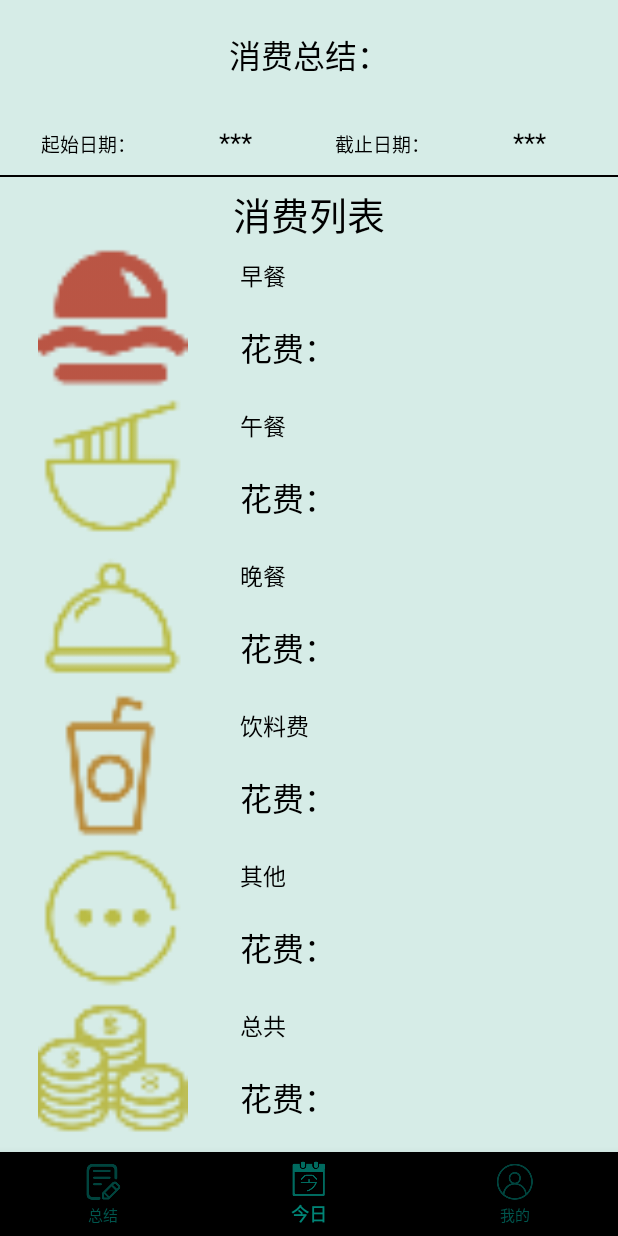
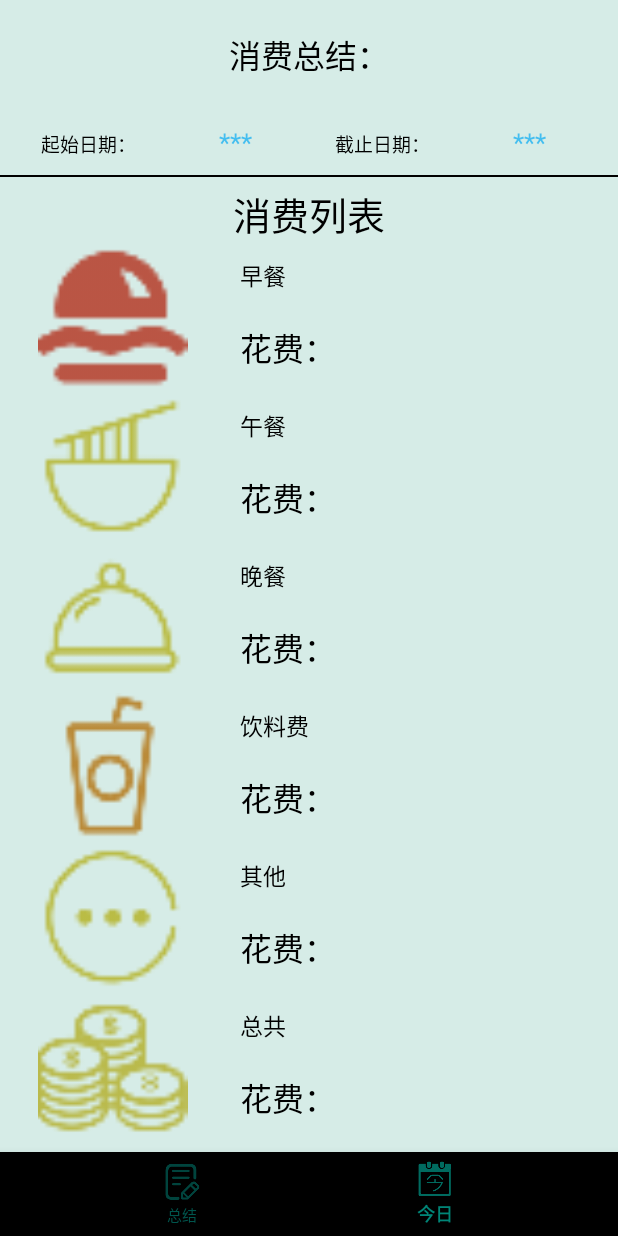
Before and after one commit to fcy354268003/my_account_book, an Android app: the fragment summaryFragment placed in its activity, on a phone screen of 412 x 824 dp. Run offline under Robolectric (Android 15) with nearby library versions, the phone set to English and light mode, and no system bars; libraries missing offline, so code that uses them is left out: com.scwang.smartrefresh, org.litepal, org.litepal.crud; 4 statements that could not run were skipped.

Commit message:
git 测试

```diff
--- a/app/src/main/AndroidManifest.xml
+++ b/app/src/main/AndroidManifest.xml
@@ -6,7 +6,7 @@
         android:name="org.litepal.LitePalApplication"
         android:allowBackup="true"
         android:icon="@mipmap/ic_launcher_round"
-        android:label="我的帐本"
+        android:label="@string/app_name"
         android:roundIcon="@mipmap/ic_launcher_round"
         android:supportsRtl="true"
         android:theme="@style/Theme.AppCompat.Light.NoActionBar">
--- a/app/src/main/java/com/example/my_account_book/ContainerActivity.java
+++ b/app/src/main/java/com/example/my_account_book/ContainerActivity.java
@@ -15,7 +15,7 @@ import com.google.android.material.bottomnavigation.BottomNavigationView;
 
 public class ContainerActivity extends AppCompatActivity {
     private BottomNavigationView bottomNavigationView;
-    private Fragment[] fragment = new Fragment[]{new summaryFragment(), new TodayFragment(), new mineFragment(),};
+    private Fragment[] fragment = new Fragment[]{new summaryFragment(), new TodayFragment()};
     private Fragment currentFragment;
     public static String time;
     @Override
@@ -30,9 +30,7 @@ public class ContainerActivity extends AppCompatActivity {
 
     private void initController() {
         bottomNavigationView = findViewById(R.id.bottom_menu);
-        bottomNavigationView.setOnNavigationItemSelectedListener(new BottomNavigationView.OnNavigationItemSelectedListener() {
-            @Override
-            public boolean onNavigationItemSelected(@NonNull MenuItem menuItem) {
+        bottomNavigationView.setOnNavigationItemSelectedListener(menuItem -> {
             switch (menuItem.getItemId()) {
                 case R.id.summary:
                     currentFragment = fragment[0];
@@ -40,13 +38,10 @@ public class ContainerActivity extends AppCompatActivity {
                 case R.id.today:
                     currentFragment = fragment[1];
                     break;
-                    case R.id.mine:
-                        currentFragment = fragment[2];
-                        break;
+                default:
             }
             getSupportFragmentManager().beginTransaction().replace(R.id.content, currentFragment).setTransition(FragmentTransaction.TRANSIT_FRAGMENT_FADE).commit();
             return true;
-            }
         });
     }
 
--- a/app/src/main/res/layout/activity_main.xml
+++ b/app/src/main/res/layout/activity_main.xml
@@ -1,6 +1,7 @@
 <?xml version="1.0" encoding="utf-8"?>
 
-<com.scwang.smartrefresh.layout.SmartRefreshLayout xmlns:android="http://schemas.android.com/apk/res/android"
+<com.scwang.smartrefresh.layout.SmartRefreshLayout
+    xmlns:android="http://schemas.android.com/apk/res/android"
     android:id="@+id/refreshLayout"
     android:layout_width="match_parent"
     android:layout_height="match_parent">
--- a/app/src/main/res/layout/date_scale.xml
+++ b/app/src/main/res/layout/date_scale.xml
@@ -22,13 +22,14 @@
             android:layout_width="wrap_content"
             android:layout_height="wrap_content"
             android:text="日期："
-            android:textSize="20sp" />
+            android:textSize="20sp"
+            android:textColor="#B003A9F4"/>
 
         <TextView
             android:id="@+id/today"
             android:layout_width="wrap_content"
             android:layout_height="wrap_content"
-            android:textColor="#000"
+            android:textColor="#B003A9F4"
             android:textSize="25sp" />
 
         <ImageView
--- a/app/src/main/res/layout/fragment_summary.xml
+++ b/app/src/main/res/layout/fragment_summary.xml
@@ -39,7 +39,7 @@
             android:layout_weight="1"
             android:gravity="center"
             android:text="***"
-            android:textColor="#000"
+            android:textColor="#B003A9F4"
             android:textSize="20sp" />
 
         <TextView
@@ -58,8 +58,9 @@
             android:layout_weight="1"
             android:gravity="center"
             android:text="***"
-            android:textColor="#000"
-            android:textSize="20sp" />
+            android:textColor="#B003A9F4"
+            android:textSize="20sp"
+            />
     </LinearLayout>
 
     <View
--- a/app/src/main/res/menu/menu.xml
+++ b/app/src/main/res/menu/menu.xml
@@ -9,8 +9,5 @@
         android:id="@+id/today"
         android:icon="@drawable/today"
         android:title="今日" />
-    <item
-        android:id="@+id/mine"
-        android:icon="@drawable/mine"
-        android:title="我的" />
+
 </menu>
--- a/app/src/main/res/values/strings.xml
+++ b/app/src/main/res/values/strings.xml
@@ -2,5 +2,4 @@
     <string name="app_name">my_account_book</string>
 
     <!-- TODO: Remove or change this placeholder text -->
-    <string name="hello_blank_fragment">Hello blank fragment</string>
 </resources>
--- a/build.gradle
+++ b/build.gradle
@@ -7,7 +7,7 @@ buildscript {
 
     }
     dependencies {
-        classpath 'com.android.tools.build:gradle:3.5.3'
+        classpath 'com.android.tools.build:gradle:4.0.0'
 
         // NOTE: Do not place your application dependencies here; they belong
         // in the individual module build.gradle files
```
Also changed, not shown: app/build.gradle (+7 -2 lines), gradle/wrapper/gradle-wrapper.properties, 1 other file. Lines whose indentation alone changed are shown as unchanged.
